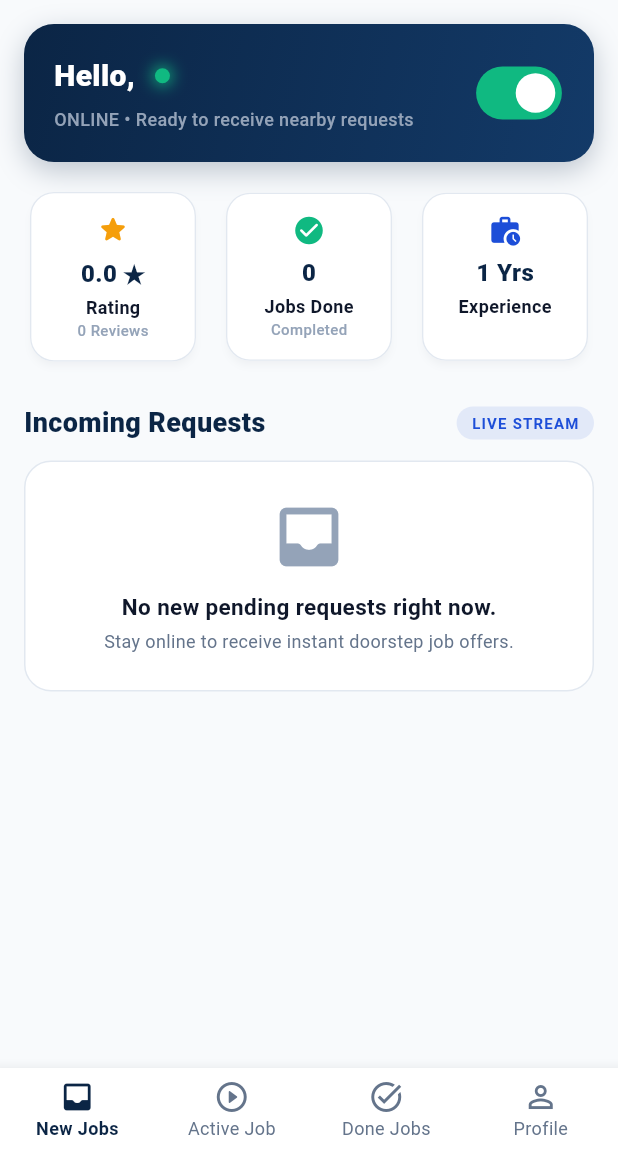
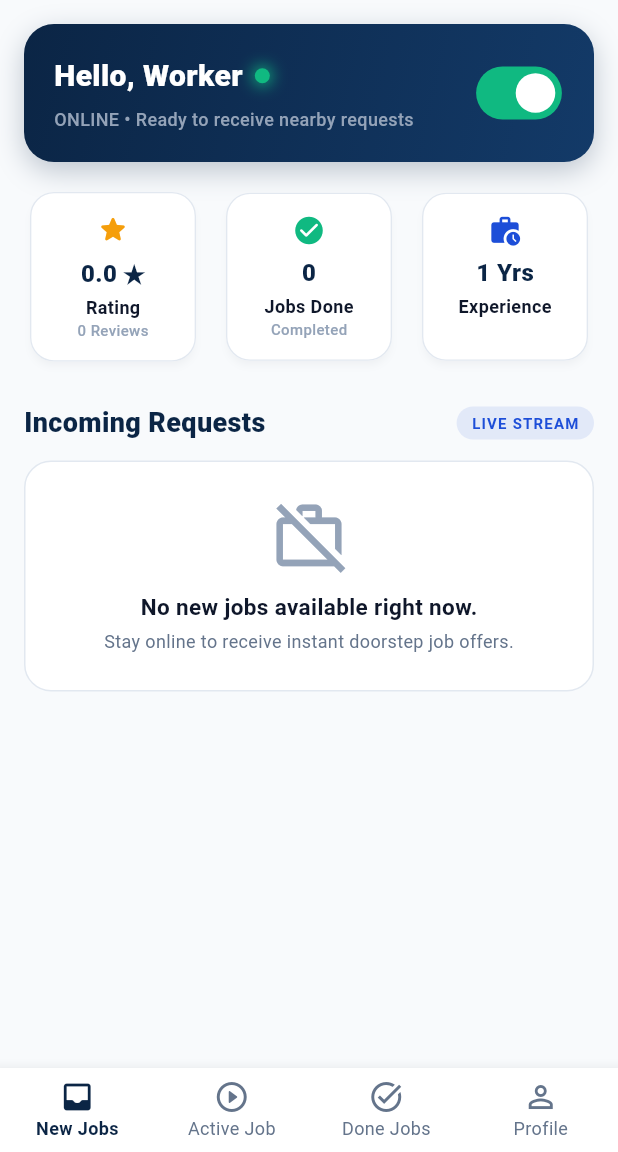
Before and after one commit to MI-514/cyns, a Flutter app: the WorkerDashboardScreen screen opened directly, on a phone screen of 412 x 824 dp, the part 84-1236 px from its top. Run offline on Flutter 3.47's test engine with Material 3 defaults, Android fonts, the phone set to English and light mode, and no system bars; our stand-ins replace cloud_firestore, firebase_auth, firebase_core, firebase_messaging, firebase_storage, flutter_rating_bar and 7 more; missing offline and left inert: agora_rtc_engine; accounts and stored records are empty.

Commit message:
Updated worker UI labels and fixed continuous loading spinner on New Jobs tab

```diff
--- a/lib/screens/worker/worker_home_tab.dart
+++ b/lib/screens/worker/worker_home_tab.dart
@@ -4,6 +4,8 @@ import 'package:provider/provider.dart';
 import '../../core/constants/app_colors.dart';
 import '../../core/constants/app_constants.dart';
 import '../../data/models/service_request_model.dart';
+import '../../data/models/worker_profile_model.dart';
+import '../../providers/auth_provider.dart';
 import '../../providers/service_request_provider.dart';
 import '../../providers/worker_provider.dart';
 import 'active_job_screen.dart';
@@ -11,16 +13,35 @@ import 'active_job_screen.dart';
 class WorkerHomeTab extends StatelessWidget {
   const WorkerHomeTab({super.key});
 
+  String _getFirstName(String fullName) {
+    String clean = fullName.trim();
+    if (clean.isNotEmpty && !clean.contains('@')) {
+      return clean.split(' ').first;
+    }
+    return 'Worker';
+  }
+
   @override
   Widget build(BuildContext context) {
+    final auth = Provider.of<AuthProvider>(context);
     final workerProvider = Provider.of<WorkerProvider>(context);
     final requestProvider = Provider.of<ServiceRequestProvider>(context);
 
-    final worker = workerProvider.currentWorkerProfile;
-
-    if (worker == null) {
-      return const Center(child: CircularProgressIndicator());
-    }
+    // Fallback profile if loading or uninitialized so screen renders instantly!
+    final worker = workerProvider.currentWorkerProfile ??
+        WorkerProfileModel(
+          workerId: auth.userModel?.uid ?? 'worker_id',
+          name: auth.userModel?.fullName.isNotEmpty == true
+              ? auth.userModel!.fullName
+              : 'Worker',
+          phoneNumber: auth.userModel?.phoneNumber ?? '',
+          profession: 'Skilled Worker',
+          categoryIds: ['plumber'],
+          skills: ['Plumbing'],
+          serviceDescription: 'Skilled worker available for doorstep service.',
+          workingArea: 'City Wide',
+          isAvailable: true,
+        );
 
     return SingleChildScrollView(
       padding: const EdgeInsets.all(16.0),
@@ -55,7 +76,7 @@ class WorkerHomeTab extends StatelessWidget {
                         children: [
                           Flexible(
                             child: Text(
-                              'Hello, ${worker.name}',
+                              'Hello, ${_getFirstName(worker.name)}',
                               overflow: TextOverflow.ellipsis,
                               style: const TextStyle(
                                 color: AppColors.pureWhite,
@@ -299,64 +320,28 @@ class WorkerHomeTab extends StatelessWidget {
                     borderRadius: BorderRadius.circular(18),
                     border: Border.all(color: AppColors.dividerColor),
                   ),
-                  child: Center(
+                  child: const Center(
                     child: Column(
                       children: [
-                        const Icon(Icons.inbox_rounded,
+                        Icon(Icons.work_off_outlined,
                             size: 52, color: AppColors.textLight),
-                        const SizedBox(height: 10),
-                        const Text(
-                          'No new pending requests right now.',
+                        SizedBox(height: 10),
+                        Text(
+                          'No new jobs available right now.',
                           style: TextStyle(
                             color: AppColors.textPrimary,
                             fontWeight: FontWeight.bold,
                             fontSize: 15,
                           ),
                         ),
-                        const SizedBox(height: 4),
-                        const Text(
+                        SizedBox(height: 4),
+                        Text(
                           'Stay online to receive instant doorstep job offers.',
                           style: TextStyle(
                             color: AppColors.textSecondary,
                             fontSize: 12,
                           ),
                         ),
-                        if (worker.workerId.contains('guest')) ...[
-                          const SizedBox(height: 16),
-                          ElevatedButton.icon(
-                            style: ElevatedButton.styleFrom(
-                              backgroundColor: AppColors.primaryNavy,
-                              padding: const EdgeInsets.symmetric(
-                                  horizontal: 16, vertical: 12),
-                            ),
-                            icon: const Icon(Icons.bolt, size: 18),
-                            label: const Text(
-                              '⚡ Create Test Job Request',
-                              style: TextStyle(fontWeight: FontWeight.bold),
-                            ),
-                            onPressed: () async {
-                              final req = ServiceRequestModel(
-                                id: 'req_test_${DateTime.now().millisecondsSinceEpoch}',
-                                customerId: 'guest_customer_cyn',
-                                customerName: 'Ali Raza (Guest Customer)',
-                                customerPhone: '+923009876543',
-                                workerId: worker.workerId,
-                                workerName: worker.name,
-                                workerPhone: worker.phoneNumber,
-                                categoryId: 'plumber',
-                                categoryName: 'Plumbing Service',
-                                problemDescription:
-                                    'Urgent: Kitchen sink pipe leaking water on floor. Need immediate repair.',
-                                customerLat: 31.5204,
-                                customerLng: 74.3587,
-                                customerAddress:
-                                    'House #42, Block B, Gulberg III, Lahore',
-                                status: AppConstants.statusPending,
-                              );
-                              await requestProvider.createRequest(req);
-                            },
-                          ),
-                        ],
                       ],
                     ),
                   ),
```
Also changed, not shown: lib/screens/auth/worker_register_screen.dart (+5 -5 lines), lib/screens/worker/worker_profile_tab.dart (+5 -5 lines).
